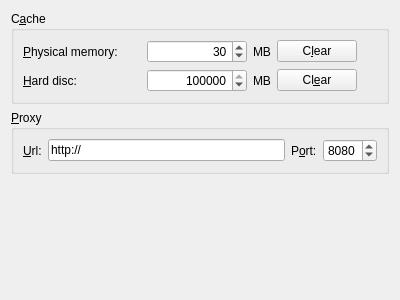
Old version of the form src/lib/MarbleCacheSettingsWidget.ui in the repository KDE/marble.
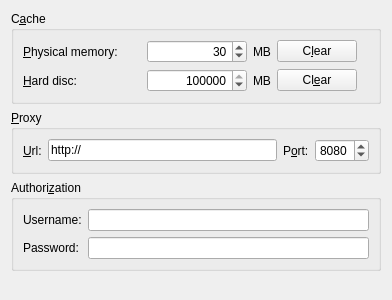
New version of the form.

Diff of the .ui file:
```diff
--- a/src/lib/MarbleCacheSettingsWidget.ui
+++ b/src/lib/MarbleCacheSettingsWidget.ui
@@ -1,11 +1,11 @@
 <ui version="4.0" >
  <class>MarbleCacheSettingsWidget</class>
- <widget class="QWidget" name="MarbleCacheSettingsWidget" >
-  <property name="geometry" >
+ <widget class="QWidget" name="MarbleCacheSettingsWidget">
+  <property name="geometry">
    <rect>
     <x>0</x>
     <y>0</y>
-    <width>400</width>
+    <width>392</width>
     <height>300</height>
    </rect>
   </property>
@@ -210,6 +210,48 @@
      </layout>
     </widget>
    </item>
+   <item>
+    <widget class="QGroupBox" name="groupBox_authorization">
+     <property name="title">
+      <string>Authori&amp;zation</string>
+     </property>
+     <layout class="QFormLayout" name="formLayout">
+      <property name="fieldGrowthPolicy">
+       <enum>QFormLayout::AllNonFixedFieldsGrow</enum>
+      </property>
+      <item row="0" column="0">
+       <widget class="QLabel" name="label_username">
+        <property name="text">
+         <string>Username:</string>
+        </property>
+        <property name="buddy">
+         <cstring>kcfg_user</cstring>
+        </property>
+       </widget>
+      </item>
+      <item row="0" column="1">
+       <widget class="QLineEdit" name="kcfg_user"/>
+      </item>
+      <item row="2" column="0">
+       <widget class="QLabel" name="label_password">
+        <property name="text">
+         <string>Password:</string>
+        </property>
+        <property name="buddy">
+         <cstring>kcfg_password</cstring>
+        </property>
+       </widget>
+      </item>
+      <item row="2" column="1">
+       <widget class="QLineEdit" name="kcfg_password">
+        <property name="echoMode">
+         <enum>QLineEdit::Password</enum>
+        </property>
+       </widget>
+      </item>
+     </layout>
+    </widget>
+   </item>
    <item>
     <spacer>
      <property name="orientation" >
```
Left out of the diff: 165 changed lines with no effect on the pictures.
